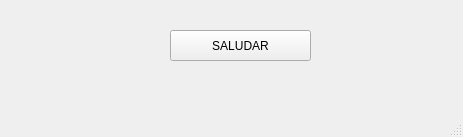
Qt form mainwindow.ui (katriel18/testQt) before a commit.
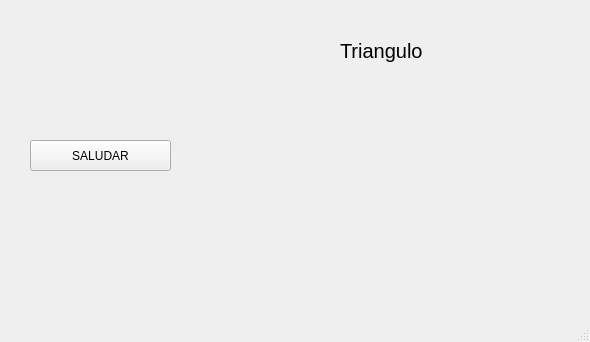
The same form after that commit.

The edit to the form file:
```diff
--- a/mainwindow.ui
+++ b/mainwindow.ui
@@ -6,8 +6,8 @@
    <rect>
     <x>0</x>
     <y>0</y>
-    <width>463</width>
-    <height>137</height>
+    <width>590</width>
+    <height>342</height>
    </rect>
   </property>
   <property name="windowTitle">
@@ -17,8 +17,8 @@
    <widget class="QPushButton" name="pushButton">
     <property name="geometry">
      <rect>
-      <x>170</x>
-      <y>30</y>
+      <x>30</x>
+      <y>140</y>
       <width>141</width>
       <height>31</height>
      </rect>
@@ -27,6 +27,35 @@
      <string>SALUDAR</string>
     </property>
    </widget>
+   <widget class="QLabel" name="label">
+    <property name="geometry">
+     <rect>
+      <x>340</x>
+      <y>30</y>
+      <width>91</width>
+      <height>41</height>
+     </rect>
+    </property>
+    <property name="font">
+     <font>
+      <pointsize>15</pointsize>
+     </font>
+    </property>
+    <property name="text">
+     <string>Triangulo</string>
+    </property>
+   </widget>
+   <widget class="QWidget" name="verticalLayoutWidget">
+    <property name="geometry">
+     <rect>
+      <x>260</x>
+      <y>90</y>
+      <width>261</width>
+      <height>201</height>
+     </rect>
+    </property>
+    <layout class="QVBoxLayout" name="layaout"/>
+   </widget>
   </widget>
   <widget class="QMenuBar" name="menubar">
    <property name="geometry">
```
Left out of the diff: 2 changed lines with no effect on the pictures.
